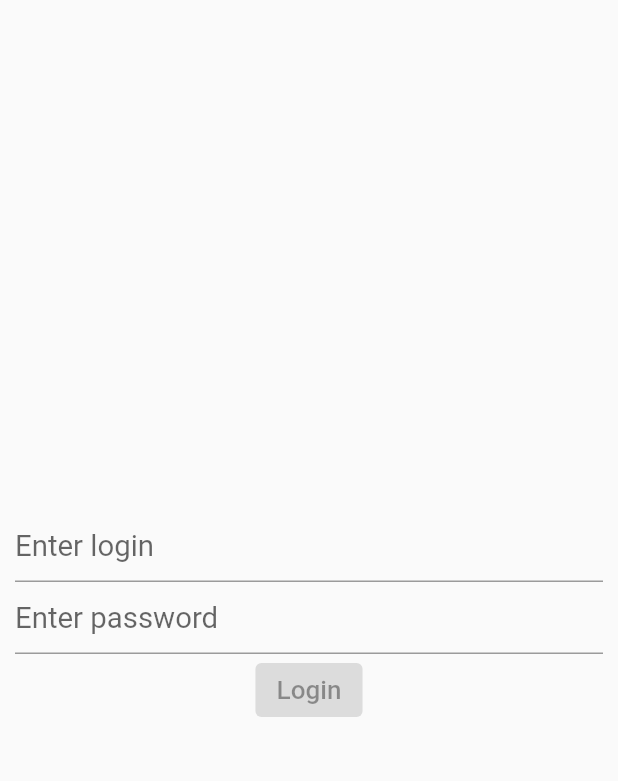
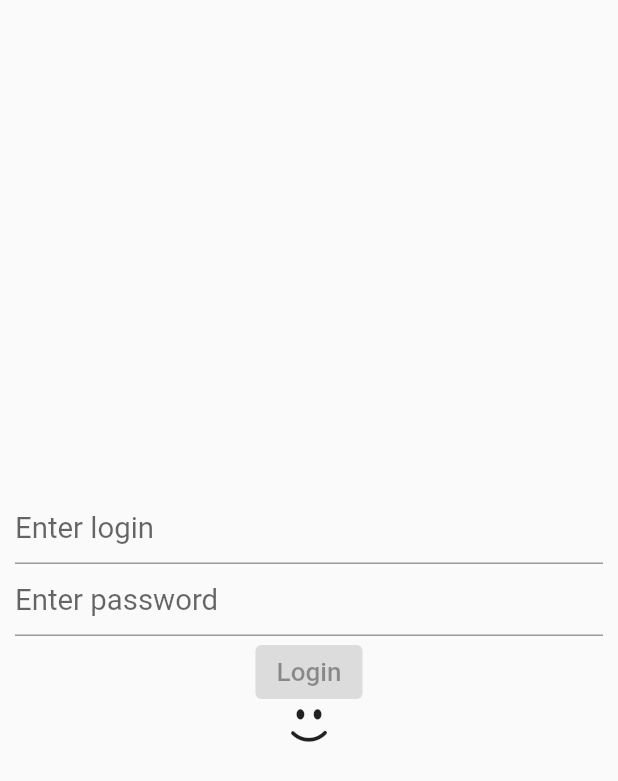
Before and after one commit to G1veng/dd_app_ui, a Flutter app: the screen it shows after launch, on a phone screen of 412 x 824 dp. Shown: the top 781 px of the screen. Run offline on Flutter 3.47's test engine with Material 2 defaults, Android fonts, the phone set to English and light mode, and no system bars; our stand-ins replace dio, flutter_secure_storage, jiffy, retrofit, shared_preferences; generated files the repository leaves out were written again.

Commit message:
Interface upgrade

```diff
--- /dev/null
+++ b/lib/ui/icons_images/icons_icons.dart
@@ -0,0 +1,62 @@
+/// Flutter icons Icons
+/// Copyright (C) 2022 by original authors @ fluttericon.com, fontello.com
+/// This font was generated by FlutterIcon.com, which is derived from Fontello.
+///
+/// To use this font, place it in your fonts/ directory and include the
+/// following in your pubspec.yaml
+///
+/// flutter:
+///   fonts:
+///    - family:  Icons
+///      fonts:
+///       - asset: fonts/Icons.ttf
+///
+///
+/// * Typicons, (c) Stephen Hutchings 2012
+///         Author:    Stephen Hutchings
+///         License:   SIL (http://scripts.sil.org/OFL)
+///         Homepage:  http://typicons.com/
+/// * Fontelico, Copyright (C) 2012 by Fontello project
+///         Author:    Crowdsourced, for Fontello project
+///         License:   SIL (http://scripts.sil.org/OFL)
+///         Homepage:  http://fontello.com
+/// * MFG Labs, Copyright (C) 2012 by Daniel Bruce
+///         Author:    MFG Labs
+///         License:   SIL (http://scripts.sil.org/OFL)
+///         Homepage:  http://www.mfglabs.com/
+///
+import 'package:flutter/widgets.dart';
+
+class MyIcons {
+  MyIcons._();
+
+  static const _kFontFam = 'Icons';
+  static const String? _kFontPkg = null;
+
+  static const IconData homeOutline =
+      IconData(0xe800, fontFamily: _kFontFam, fontPackage: _kFontPkg);
+  static const IconData home =
+      IconData(0xe801, fontFamily: _kFontFam, fontPackage: _kFontPkg);
+  static const IconData heart =
+      IconData(0xe802, fontFamily: _kFontFam, fontPackage: _kFontPkg);
+  static const IconData heartFilled =
+      IconData(0xe803, fontFamily: _kFontFam, fontPackage: _kFontPkg);
+  static const IconData menuOutline =
+      IconData(0xe804, fontFamily: _kFontFam, fontPackage: _kFontPkg);
+  static const IconData menu =
+      IconData(0xe805, fontFamily: _kFontFam, fontPackage: _kFontPkg);
+  static const IconData comment =
+      IconData(0xe806, fontFamily: _kFontFam, fontPackage: _kFontPkg);
+  static const IconData chat =
+      IconData(0xe807, fontFamily: _kFontFam, fontPackage: _kFontPkg);
+  static const IconData userOutline =
+      IconData(0xe808, fontFamily: _kFontFam, fontPackage: _kFontPkg);
+  static const IconData user =
+      IconData(0xe809, fontFamily: _kFontFam, fontPackage: _kFontPkg);
+  static const IconData emoUnhappy =
+      IconData(0xe80a, fontFamily: _kFontFam, fontPackage: _kFontPkg);
+  static const IconData emoHappy =
+      IconData(0xe80b, fontFamily: _kFontFam, fontPackage: _kFontPkg);
+  static const IconData logout =
+      IconData(0xf02d, fontFamily: _kFontFam, fontPackage: _kFontPkg);
+}
--- a/lib/ui/roots/auth.dart
+++ b/lib/ui/roots/auth.dart
@@ -2,6 +2,7 @@ import 'package:dd_app_ui/data/services/auth_service.dart';
 import 'package:dd_app_ui/exceptions/nonetwork_exception.dart';
 import 'package:dd_app_ui/exceptions/wrong_credential_exception.dart';
 import 'package:dd_app_ui/ui/app_navigator.dart';
+import 'package:dd_app_ui/ui/icons_images/icons_icons.dart';
 import 'package:flutter/material.dart';
 import 'package:provider/provider.dart';
 
@@ -17,7 +18,7 @@ class _ViewModelState {
     return _ViewModelState(
       login: login ?? this.login,
       password: password ?? this.password,
-      errorMessage: errorMessage ?? this.errorMessage,
+      errorMessage: errorMessage,
     );
   }
 }
@@ -50,6 +51,10 @@ class _ViewModel extends ChangeNotifier {
   }
 
   void login() async {
+    if (state.errorMessage != null) {
+      state = state.copyWith(errorMessage: null);
+    }
+
     try {
       await _authService
           .auth(state.login, state.password)
@@ -92,8 +97,17 @@ class AuthWidget extends StatelessWidget {
                           viewModel.checkFields() ? viewModel.login : null,
                       child: const Text("Login"),
                     ),
-                    if (viewModel.state.errorMessage != null)
-                      Text(viewModel.state.errorMessage!),
+                    Row(
+                      mainAxisAlignment: MainAxisAlignment.center,
+                      children: [
+                        if (viewModel.state.errorMessage != null)
+                          const Icon(MyIcons.emoUnhappy),
+                        if (viewModel.state.errorMessage == null)
+                          const Icon(MyIcons.emoHappy),
+                        if (viewModel.state.errorMessage != null)
+                          Text(viewModel.state.errorMessage!),
+                      ],
+                    ),
                   ],
                 ))));
   }
--- a/lib/ui/roots/home.dart
+++ b/lib/ui/roots/home.dart
@@ -3,6 +3,7 @@ import 'package:dd_app_ui/domain/models/user.dart';
 import 'package:dd_app_ui/internal/config/shared_prefs.dart';
 import 'package:dd_app_ui/internal/config/token_storage.dart';
 import 'package:dd_app_ui/ui/app_navigator.dart';
+import 'package:dd_app_ui/ui/icons_images/icons_icons.dart';
 import 'package:flutter/material.dart';
 import 'package:provider/provider.dart';
 
@@ -115,12 +116,12 @@ class HomeWidget extends StatelessWidget {
         onDestinationSelected: (int index) => viewModel.changeActivePage(index),
         destinations: const <Widget>[
           NavigationDestination(
-            icon: Icon(Icons.home),
+            icon: Icon(MyIcons.home),
             label: '',
             tooltip: 'Home',
           ),
           NavigationDestination(
-            icon: Icon(Icons.person),
+            icon: Icon(MyIcons.userOutline),
             label: '',
             tooltip: 'Profile',
           ),
--- a/lib/ui/roots/user_profile.dart
+++ b/lib/ui/roots/user_profile.dart
@@ -9,6 +9,7 @@ import 'package:dd_app_ui/ui/app_navigator.dart';
 import 'package:flutter/material.dart';
 import 'package:provider/provider.dart';
 import 'package:jiffy/jiffy.dart';
+import 'package:dd_app_ui/ui/icons_images/icons_icons.dart';
 
 class _UserProfileState {
   final User? user;
@@ -234,7 +235,7 @@ class UserProfileWidget extends StatelessWidget {
         actions: <Widget>[
           IconButton(
             onPressed: viewModel.logout,
-            icon: const Icon(Icons.exit_to_app),
+            icon: const Icon(MyIcons.logout),
           )
         ],
       ),
@@ -309,12 +310,12 @@ class UserProfileWidget extends StatelessWidget {
         onDestinationSelected: (int index) => viewModel.changeActivePage(index),
         destinations: const <Widget>[
           NavigationDestination(
-            icon: Icon(Icons.home_filled),
+            icon: Icon(MyIcons.homeOutline),
             label: '',
             tooltip: 'Home',
           ),
           NavigationDestination(
-            icon: Icon(Icons.person),
+            icon: Icon(MyIcons.user),
             label: '',
             tooltip: 'Profile',
           ),
--- a/pubspec.yaml
+++ b/pubspec.yaml
@@ -65,7 +65,10 @@ dev_dependencies:
 
 # The following section is specific to Flutter packages.
 flutter:
-
+  fonts:
+    - family:  Icons
+      fonts:
+        - asset: images/Icons.ttf
   # The following line ensures that the Material Icons font is
   # included with your application, so that you can use the icons in
   # the material Icons class.
```
Also changed, not shown: images/Icons.ttf (added).
